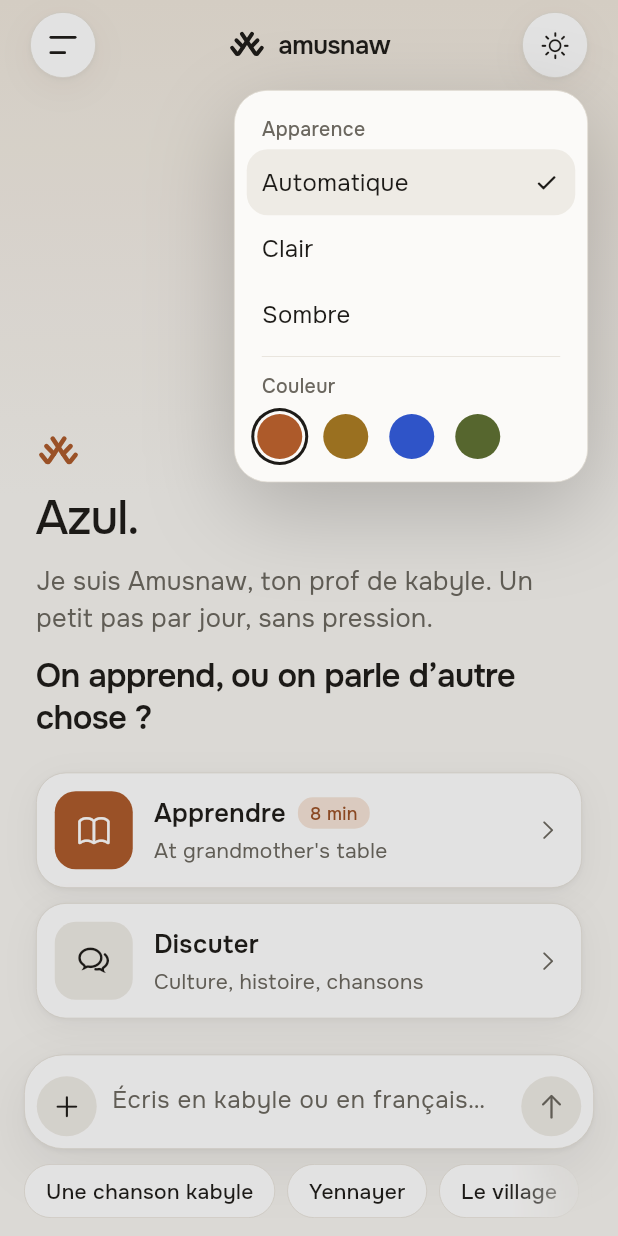
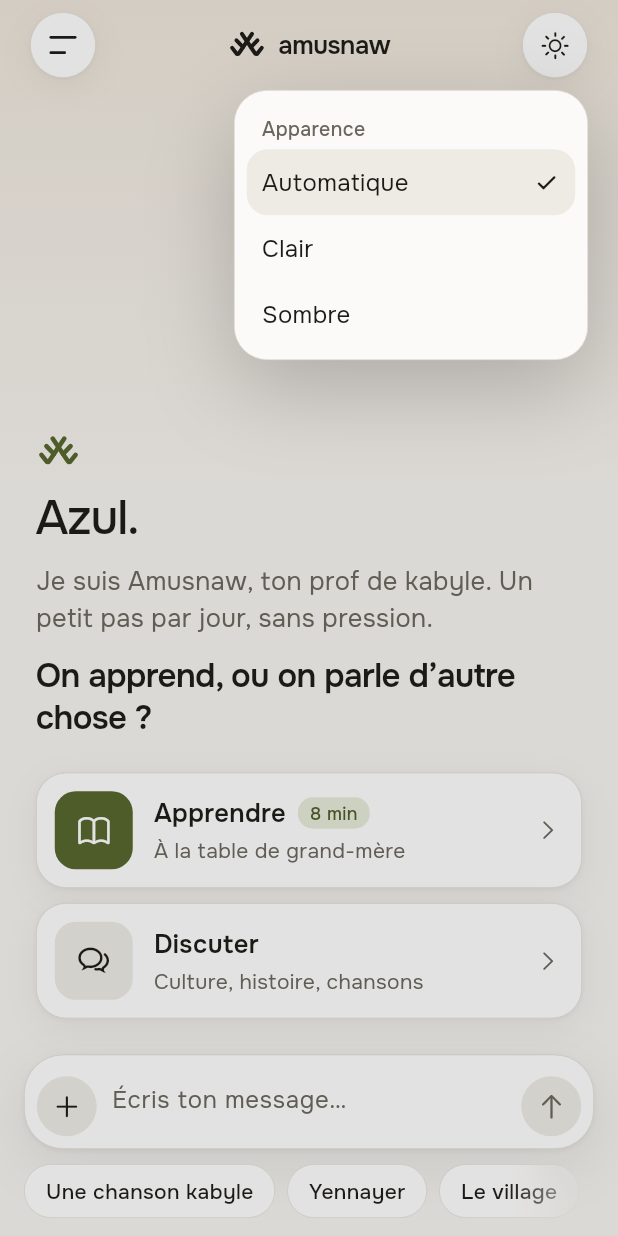
Before and after one commit to koceilaidir/amusnaw, a Flutter app: the TutorChatScreen screen opened directly, after a tap on an icon or button, on a phone screen of 412 x 824 dp. Run offline on Flutter 3.47's test engine with Material 3 defaults, Android fonts, the phone set to English and light mode, and no system bars; our stand-ins replace flutter_local_notifications, flutter_secure_storage, google_sign_in, shared_preferences, sign_in_with_apple, timezone; accounts and stored records are empty; network calls fail.

Commit message:
V2 : icônes, vert olivier, leçons en français

```diff
--- a/lib/core/content/content_repository.dart
+++ b/lib/core/content/content_repository.dart
@@ -15,8 +15,8 @@ class TodayContent {
     word: wordOfTheDay,
     capsule: yennayer,
     lessonId: 'a1-first-words',
-    lessonTitle: "At grandmother's table",
-    lessonSubtitle: 'Greetings, water and bread',
+    lessonTitle: 'À la table de grand-mère',
+    lessonSubtitle: 'Saluer, l’eau et le pain',
   );
 }
 
--- a/lib/core/learning/learner_store.dart
+++ b/lib/core/learning/learner_store.dart
@@ -124,7 +124,9 @@ class LearnerStore extends ValueNotifier<LearnerState> {
   }
 
   void setName(String? name) {
-    if (name != null && name.isNotEmpty) value = value.copyWith(name: name.split(' ').first);
+    if (name == null || name.trim().isEmpty) return;
+    final first = name.trim().split(' ').first;
+    value = value.copyWith(name: first[0].toUpperCase() + first.substring(1));
   }
 
   /// Enregistre une réponse : met à jour la carte mémoire (SM-2) et la
--- a/lib/core/settings/app_settings.dart
+++ b/lib/core/settings/app_settings.dart
@@ -7,7 +7,7 @@ class AppSettingsState {
     this.themeMode = ThemeMode.system,
     this.reminderOn = false,
     this.reminderTime = const TimeOfDay(hour: 19, minute: 0),
-    this.accent = 'terracotta',
+    this.accent = 'olivier',
   });
 
   /// Couleur d'accent choisie dans le menu Thème (id de accentChoices).
@@ -45,7 +45,7 @@ class AppSettings extends ValueNotifier<AppSettingsState> {
         hour: prefs.getInt('reminder_hour') ?? 19,
         minute: prefs.getInt('reminder_minute') ?? 0,
       ),
-      accent: prefs.getString('accent') ?? 'terracotta',
+      accent: prefs.getString('accent') ?? 'olivier',
     );
   }
 
--- a/lib/features/tutor/tutor_chat_screen.dart
+++ b/lib/features/tutor/tutor_chat_screen.dart
@@ -39,7 +39,7 @@ String learnedMessage(String lang, List<String> words, int total) {
 }
 
 /// Écran principal : l'app s'ouvre toujours ici, sur le chat avec le prof.
-/// Menu en haut à gauche (tiroir), apparence en haut à droite.
+/// Menu en haut à gauche (tiroir), apparence (clair/sombre) en haut à droite.
 class TutorChatScreen extends StatefulWidget {
   const TutorChatScreen({super.key});
 
@@ -697,7 +697,7 @@ class _Composer extends StatelessWidget {
                   decoration: InputDecoration(
                     isDense: true,
                     border: InputBorder.none,
-                    hintText: 'Écris en kabyle ou en français…',
+                    hintText: 'Écris ton message…',
                     hintStyle: TextStyle(color: p.text2, fontSize: 16),
                     contentPadding: const EdgeInsets.symmetric(vertical: 10),
                   ),
@@ -823,39 +823,6 @@ class _ThemeMenu extends StatelessWidget {
               mode(ThemeMode.system, 'Automatique'),
               mode(ThemeMode.light, 'Clair'),
               mode(ThemeMode.dark, 'Sombre'),
-              Container(height: .5, margin: const EdgeInsets.symmetric(horizontal: 10, vertical: 6), color: p.separator),
-              Padding(
-                padding: const EdgeInsets.fromLTRB(10, 4, 10, 2),
-                child: Text('Couleur', style: TextStyle(fontSize: 13, fontWeight: FontWeight.w500, color: p.text2)),
-              ),
-              Row(children: [
-                for (final a in accentChoices)
-                  Semantics(
-                    label: a.label,
-                    button: true,
-                    selected: s.accent == a.id,
-                    child: GestureDetector(
-                      onTap: () => appSettings.setAccent(a.id),
-                      child: Container(
-                        width: 44,
-                        height: 44,
-                        alignment: Alignment.center,
-                        child: Container(
-                          width: 30,
-                          height: 30,
-                          decoration: BoxDecoration(
-                            color: p.isDark ? a.dark : a.light,
-                            shape: BoxShape.circle,
-                            boxShadow: [
-                              if (s.accent == a.id) BoxShadow(color: p.text, spreadRadius: 4),
-                              BoxShadow(color: p.panel, spreadRadius: 2),
-                            ],
-                          ),
-                        ),
-                      ),
-                    ),
-                  ),
-              ]),
             ]),
           ),
         );
--- a/lib/theme/app_theme.dart
+++ b/lib/theme/app_theme.dart
@@ -8,14 +8,9 @@ class AccentChoice {
   final Color light, lightText, lightSoft, dark, darkSoft;
 }
 
+/// Couleur principale : le vert olivier (seule couleur de l'app).
 const accentChoices = <AccentChoice>[
-  AccentChoice('terracotta', 'Terre cuite', Color(0xFFAD5A2A), Color(0xFF9A4F24), Color(0xFFF5E4D7),
-      Color(0xFFE39A68), Color(0xFF3A281C)),
-  AccentChoice('ocre', 'Ocre', Color(0xFF9A7020), Color(0xFF835D1A), Color(0xFFF3E9D0), Color(0xFFD9B158),
-      Color(0xFF352B17)),
-  AccentChoice('indigo', 'Indigo', Color(0xFF2F54C8), Color(0xFF2F54C8), Color(0xFFE2E8FA), Color(0xFF8EA4F2),
-      Color(0xFF1E2742)),
-  AccentChoice('olivier', 'Olivier', Color(0xFF56662E), Color(0xFF56662E), Color(0xFFE7ECD9), Color(0xFFA9BD72),
+  AccentChoice('olivier', 'Olivier', Color(0xFF56662E), Color(0xFF4E5C29), Color(0xFFE7ECD9), Color(0xFFA9BD72),
       Color(0xFF283020)),
 ];
 
--- a/pubspec.yaml
+++ b/pubspec.yaml
@@ -12,6 +12,7 @@ dependencies:
   flutter_localizations:
     sdk: flutter
   intl: any
+  cupertino_icons: ^1.0.8
   http: ^1.2.2
   flutter_secure_storage: ^9.2.2
   google_sign_in: ^6.2.1
```
Also changed, not shown: lib/content/sample_content.dart (+28 -28 lines), pubspec.lock, 34 other files.
